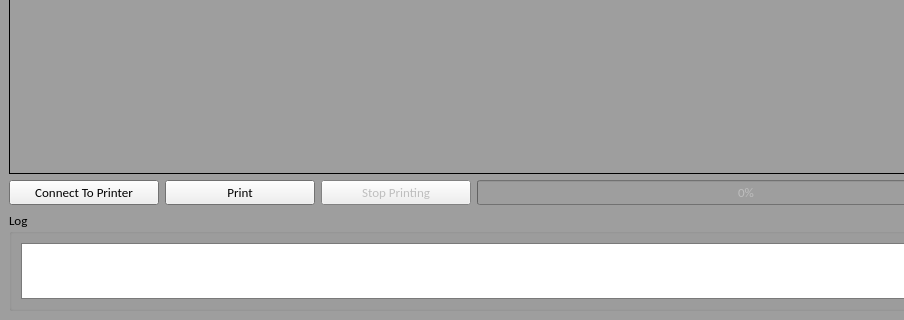
First picture: the form in 3dlp.ui, repository wrekr/3dlp-host-software, before the edit; both pictures show x 0 to 904 and y 448 to 768 of the 1024 by 768 pixel window.
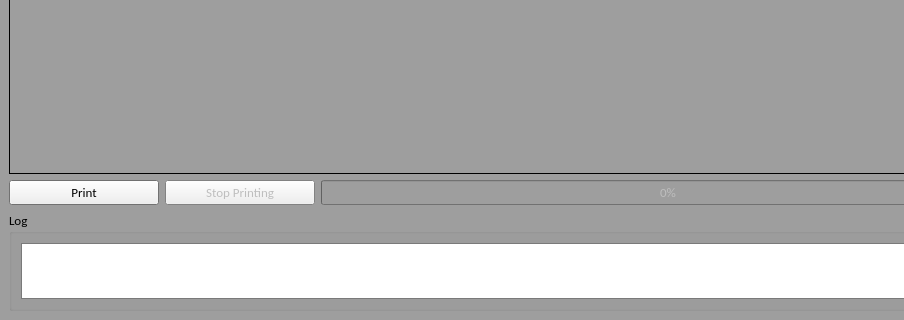
Second picture: the form after the edit. Icons and pictures are not drawn.

The edit to the form file:
```diff
--- a/3dlp.ui
+++ b/3dlp.ui
@@ -140,29 +140,6 @@
          <layout class="QVBoxLayout" name="verticalLayout">
           <item>
            <layout class="QHBoxLayout" name="horizontalLayout">
-            <item>
-             <widget class="QPushButton" name="pushButton">
-              <property name="minimumSize">
-               <size>
-                <width>150</width>
-                <height>0</height>
-               </size>
-              </property>
-              <property name="text">
-               <string>Connect To Printer</string>
-              </property>
-              <property name="icon">
-               <iconset resource="resource.qrc">
-                <normaloff>:/Icons/icons/lightbulb.png</normaloff>:/Icons/icons/lightbulb.png</iconset>
-              </property>
-              <property name="iconSize">
-               <size>
-                <width>24</width>
-                <height>24</height>
-               </size>
-              </property>
-             </widget>
-            </item>
             <item>
              <widget class="QPushButton" name="pushButton_5">
               <property name="minimumSize">
```
